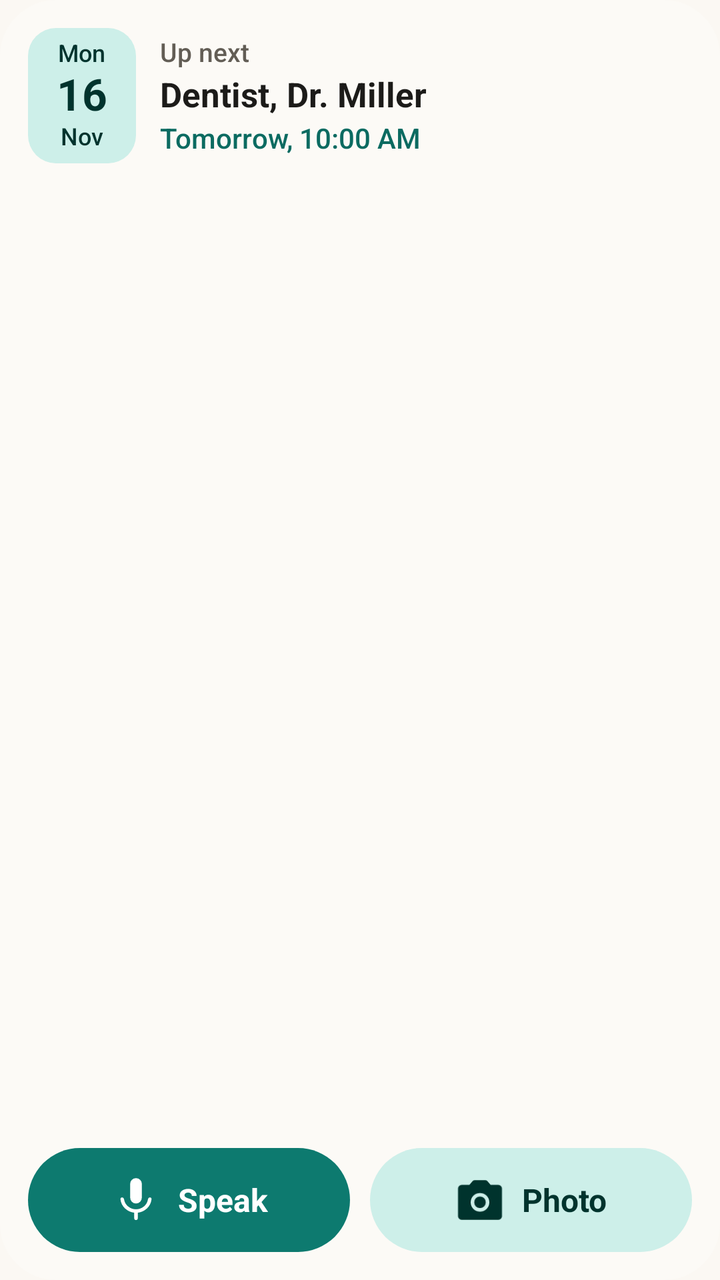
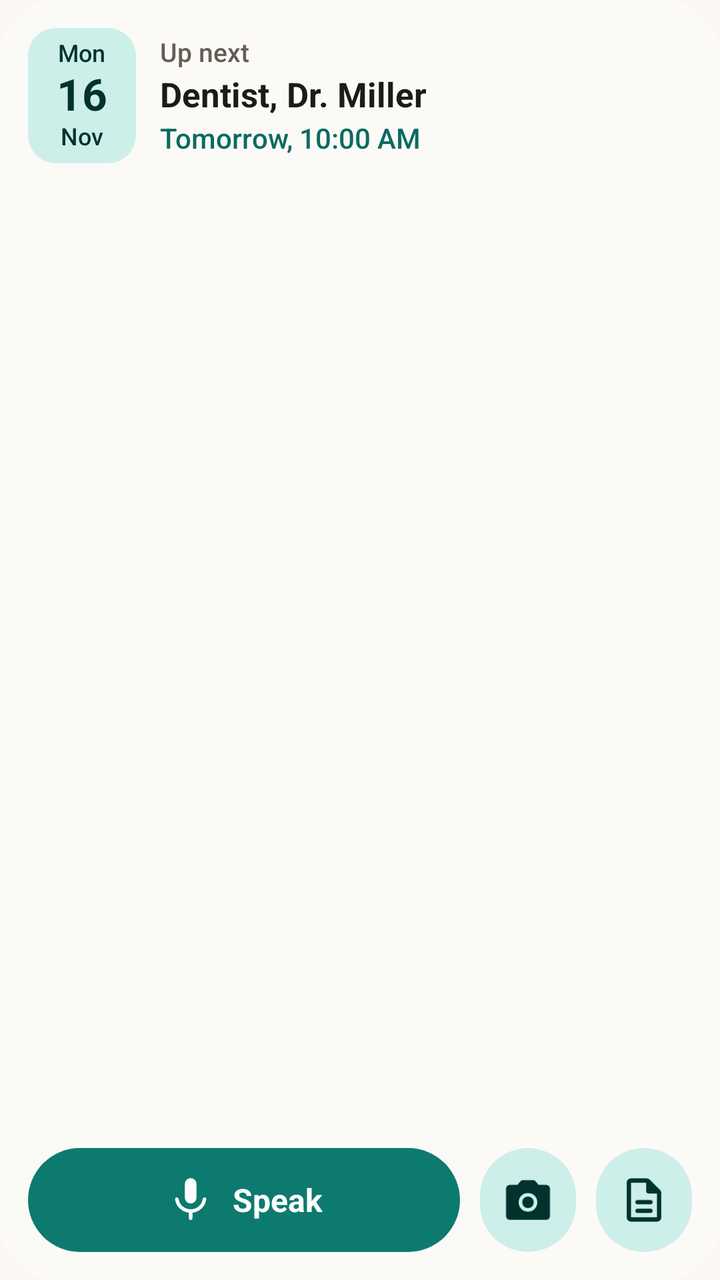

Two renders of the same Android screen: before a commit and after it. Below are the layout's source before the change and the commit's diff.
<!-- AndroidManifest.xml: application theme Theme.Merks -->
<!-- res/layout/widget_all_preview.xml -->
<?xml version="1.0" encoding="utf-8"?>
<LinearLayout xmlns:android="http://schemas.android.com/apk/res/android"
    xmlns:tools="http://schemas.android.com/tools"
    android:id="@android:id/background"
    android:layout_width="match_parent"
    android:layout_height="match_parent"
    android:background="@drawable/w_card"
    android:orientation="vertical"
    android:padding="14dp"
    tools:ignore="UseAppTint">

    <include layout="@layout/widget_next_head_sample" />

    
    <FrameLayout
        android:layout_width="match_parent"
        android:layout_height="0dp"
        android:layout_weight="1"
        android:minHeight="12dp"
        tools:ignore="UselessLeaf" />

    <LinearLayout
        android:id="@+id/all_buttons"
        android:layout_width="match_parent"
        android:layout_height="52dp"
        android:baselineAligned="false"
        android:orientation="horizontal">

        <LinearLayout
            android:id="@+id/all_speak"
            android:layout_width="0dp"
            android:layout_height="match_parent"
            android:layout_weight="1"
            android:background="@drawable/w_pill_primary"
            android:contentDescription="@string/speak"
            android:gravity="center"
            android:orientation="horizontal"
            android:paddingHorizontal="12dp">

            <ImageView
                android:layout_width="26dp"
                android:layout_height="26dp"
                android:importantForAccessibility="no"
                android:src="@drawable/w_ic_mic"
                android:tint="@color/w_on_primary" />

            <TextView
                android:id="@+id/all_speak_label"
                android:layout_width="wrap_content"
                android:layout_height="wrap_content"
                android:layout_marginStart="8dp"
                android:ellipsize="end"
                android:fontFamily="sans-serif"
                android:importantForAccessibility="no"
                android:maxLines="1"
                android:text="@string/speak"
                android:textColor="@color/w_on_primary"
                android:textSize="16sp"
                android:textStyle="bold" />
        </LinearLayout>

        <LinearLayout
            android:id="@+id/all_photo"
            android:layout_width="0dp"
            android:layout_height="match_parent"
            android:layout_marginStart="10dp"
            android:layout_weight="1"
            android:background="@drawable/w_pill_tonal"
            android:contentDescription="@string/photo"
            android:gravity="center"
            android:orientation="horizontal"
            android:paddingHorizontal="12dp">

            <ImageView
                android:layout_width="26dp"
                android:layout_height="26dp"
                android:importantForAccessibility="no"
                android:src="@drawable/w_ic_camera"
                android:tint="@color/w_on_tonal" />

            <TextView
                android:id="@+id/all_photo_label"
                android:layout_width="wrap_content"
                android:layout_height="wrap_content"
                android:layout_marginStart="8dp"
                android:ellipsize="end"
                android:fontFamily="sans-serif"
                android:importantForAccessibility="no"
                android:maxLines="1"
                android:text="@string/photo"
                android:textColor="@color/w_on_tonal"
                android:textSize="16sp"
                android:textStyle="bold" />
        </LinearLayout>
    </LinearLayout>
</LinearLayout>
<!-- res/layout/widget_next_head_sample.xml (included above) -->
<?xml version="1.0" encoding="utf-8"?>
<LinearLayout xmlns:android="http://schemas.android.com/apk/res/android"
    xmlns:tools="http://schemas.android.com/tools"
    android:id="@+id/next_head"
    android:layout_width="match_parent"
    android:layout_height="wrap_content"
    android:baselineAligned="false"
    android:gravity="center_vertical"
    android:orientation="horizontal"
    tools:ignore="UseAppTint">

    <LinearLayout
        android:id="@+id/next_badge"
        android:layout_width="wrap_content"
        android:layout_height="wrap_content"
        android:layout_marginEnd="12dp"
        android:background="@drawable/w_badge"
        android:gravity="center"
        android:importantForAccessibility="noHideDescendants"
        android:minWidth="54dp"
        android:minHeight="58dp"
        android:orientation="vertical"
        android:paddingHorizontal="4dp"
        android:paddingVertical="6dp">

        <TextView
            android:id="@+id/next_badge_weekday"
            android:text="@string/widget_sample_weekday"
            android:layout_width="wrap_content"
            android:layout_height="wrap_content"
            android:duplicateParentState="true"
            android:fontFamily="sans-serif-medium"
            android:includeFontPadding="false"
            android:maxLines="1"
            android:textColor="@color/w_badge_ink"
            android:textSize="12sp" />

        <TextView
            android:id="@+id/next_badge_day"
            android:text="@string/widget_sample_day"
            android:layout_width="wrap_content"
            android:layout_height="wrap_content"
            android:layout_marginVertical="1dp"
            android:duplicateParentState="true"
            android:fontFamily="sans-serif"
            android:includeFontPadding="false"
            android:maxLines="1"
            android:textColor="@color/w_badge_ink"
            android:textSize="22sp"
            android:textStyle="bold" />

        <TextView
            android:id="@+id/next_badge_month"
            android:text="@string/widget_sample_month"
            android:layout_width="wrap_content"
            android:layout_height="wrap_content"
            android:duplicateParentState="true"
            android:fontFamily="sans-serif-medium"
            android:includeFontPadding="false"
            android:maxLines="1"
            android:textColor="@color/w_badge_ink"
            android:textSize="12sp" />

        
        <ImageView
            android:id="@+id/next_badge_icon"
            android:layout_width="28dp"
            android:layout_height="28dp"
            android:importantForAccessibility="no"
            android:src="@drawable/w_ic_calendar"
            android:tint="@color/w_on_tonal"
            android:visibility="gone" />
    </LinearLayout>

    <LinearLayout
        android:id="@+id/next_texts"
        android:layout_width="0dp"
        android:layout_height="wrap_content"
        android:layout_weight="1"
        android:orientation="vertical">

        <TextView
            android:id="@+id/next_label"
            android:layout_width="match_parent"
            android:layout_height="wrap_content"
            android:layout_marginBottom="1dp"
            android:ellipsize="end"
            android:fontFamily="sans-serif-medium"
            android:maxLines="1"
            android:text="@string/next_up_label"
            android:textColor="@color/w_on_surface_variant"
            android:textSize="13sp" />

        
        <TextView
            android:id="@+id/next_day"
            android:layout_width="match_parent"
            android:layout_height="wrap_content"
            android:ellipsize="end"
            android:fontFamily="sans-serif-medium"
            android:maxLines="1"
            android:textColor="@color/w_accent"
            android:textSize="13sp"
            android:visibility="gone" />

        <TextView
            android:id="@+id/next_title"
            android:layout_width="match_parent"
            android:layout_height="wrap_content"
            android:ellipsize="end"
            android:fontFamily="sans-serif"
            android:maxLines="2"
            android:text="@string/widget_sample_title"
            android:textColor="@color/w_on_surface"
            android:textSize="17sp"
            android:textStyle="bold" />

        <TextView
            android:id="@+id/next_when"
            android:layout_width="match_parent"
            android:layout_height="wrap_content"
            android:layout_marginTop="1dp"
            android:ellipsize="end"
            android:fontFamily="sans-serif-medium"
            android:maxLines="1"
            android:textColor="@color/w_accent"
            android:text="@string/widget_sample_when"
            android:textSize="14sp" />
    </LinearLayout>
</LinearLayout>
<!-- resources referenced by this layout -->
<resources>
  <string name="photo">Photo</string>
  <style name="Theme.Merks" parent="Theme.Material3.DayNight.NoActionBar">
          <item name="colorPrimary">@color/m_primary</item>
          <item name="colorOnPrimary">@color/m_on_primary</item>
          <item name="colorPrimaryContainer">@color/m_primary_container</item>
          <item name="colorOnPrimaryContainer">@color/m_on_primary_container</item>
          <item name="colorSecondary">@color/m_secondary</item>
          <item name="colorOnSecondary">@color/m_on_secondary</item>
          <item name="colorSecondaryContainer">@color/m_secondary_container</item>
          <item name="colorOnSecondaryContainer">@color/m_on_secondary_container</item>
          <item name="android:colorBackground">@color/m_background</item>
          <item name="colorOnBackground">@color/m_on_background</item>
          <item name="colorSurface">@color/m_surface</item>
          <item name="colorOnSurface">@color/m_on_surface</item>
          <item name="colorSurfaceVariant">@color/m_surface_variant</item>
          <item name="colorOnSurfaceVariant">@color/m_on_surface_variant</item>
          <item name="colorSurfaceContainerLowest">@color/m_surface_container_lowest</item>
          <item name="colorSurfaceContainerLow">@color/m_surface_container_low</item>
          <item name="colorSurfaceContainer">@color/m_surface_container</item>
          <item name="colorSurfaceContainerHigh">@color/m_surface_container_high</item>
          <item name="colorSurfaceContainerHighest">@color/m_surface_container_highest</item>
          <item name="colorOutline">@color/m_outline</item>
          <item name="colorOutlineVariant">@color/m_outline_variant</item>
          <item name="colorError">@color/m_error</item>
          <item name="colorOnError">@color/m_on_error</item>
          <item name="colorSurfaceInverse">@color/m_inverse_surface</item>
          <item name="colorOnSurfaceInverse">@color/m_inverse_on_surface</item>
          <item name="colorPrimaryInverse">@color/m_inverse_primary</item>
  
          
          <item name="android:windowBackground">?android:attr/colorBackground</item>
          <item name="android:statusBarColor">?android:attr/colorBackground</item>
          <item name="android:navigationBarColor">?android:attr/colorBackground</item>
          <item name="android:windowLightStatusBar">@bool/light_bars</item>
          <item name="android:windowLightNavigationBar" tools:targetApi="27">@bool/light_bars</item>
  
          
          <item name="android:textAppearance">@style/TextAppearance.Merks.BodyLarge</item>
          <item name="textAppearanceHeadlineMedium">@style/TextAppearance.Merks.HeadlineMedium</item>
          <item name="textAppearanceHeadlineSmall">@style/TextAppearance.Merks.HeadlineSmall</item>
          <item name="textAppearanceTitleLarge">@style/TextAppearance.Merks.TitleLarge</item>
          <item name="textAppearanceTitleMedium">@style/TextAppearance.Merks.TitleMedium</item>
          <item name="textAppearanceTitleSmall">@style/TextAppearance.Merks.TitleSmall</item>
          <item name="textAppearanceBodyLarge">@style/TextAppearance.Merks.BodyLarge</item>
          <item name="textAppearanceBodyMedium">@style/TextAppearance.Merks.BodyMedium</item>
          <item name="textAppearanceBodySmall">@style/TextAppearance.Merks.BodySmall</item>
          <item name="textAppearanceLabelLarge">@style/TextAppearance.Merks.LabelLarge</item>
          <item name="textAppearanceLabelMedium">@style/TextAppearance.Merks.LabelMedium</item>
          <item name="textAppearanceLabelSmall">@style/TextAppearance.Merks.LabelSmall</item>
      </style>
  <!-- unchanged entries left out for length: 62 -->
</resources>

<!-- the commit's change to res/layout/widget_all_preview.xml (unified diff, before → after) -->
@@ -59,39 +59,35 @@
                 android:textStyle="bold" />
         </LinearLayout>
 
-        <LinearLayout
-            android:id="@+id/all_photo"
-            android:layout_width="0dp"
+        <FrameLayout
+            android:layout_width="48dp"
             android:layout_height="match_parent"
             android:layout_marginStart="10dp"
-            android:layout_weight="1"
-            android:background="@drawable/w_pill_tonal"
-            android:contentDescription="@string/photo"
-            android:gravity="center"
-            android:orientation="horizontal"
-            android:paddingHorizontal="12dp">
+            android:background="@drawable/w_pill_tonal">
 
             <ImageView
                 android:layout_width="26dp"
                 android:layout_height="26dp"
+                android:layout_gravity="center"
                 android:importantForAccessibility="no"
                 android:src="@drawable/w_ic_camera"
                 android:tint="@color/w_on_tonal" />
-
-            <TextView
-                android:id="@+id/all_photo_label"
-                android:layout_width="wrap_content"
-                android:layout_height="wrap_content"
-                android:layout_marginStart="8dp"
-                android:ellipsize="end"
-                android:fontFamily="sans-serif"
-                android:importantForAccessibility="no"
-                android:maxLines="1"
-                android:text="@string/photo"
-                android:textColor="@color/w_on_tonal"
-                android:textSize="16sp"
-                android:textStyle="bold" />
-        </LinearLayout>
+        </FrameLayout>
+
+        <FrameLayout
+            android:layout_width="48dp"
+            android:layout_height="match_parent"
+            android:layout_marginStart="10dp"
+            android:background="@drawable/w_pill_tonal">
+
+            <ImageView
+                android:layout_width="26dp"
+                android:layout_height="26dp"
+                android:layout_gravity="center"
+                android:importantForAccessibility="no"
+                android:src="@drawable/w_ic_file"
+                android:tint="@color/w_on_tonal" />
+        </FrameLayout>
     </LinearLayout>
 </LinearLayout>
 <!-- res/layout/widget_next_head_sample.xml (included above) -->
<!-- resource entries referenced after the edit -->
@@ -1,6 +1,18 @@
 <!-- resources referenced by this layout -->
 <resources>
-  <string name="photo">Photo</string>
+  <!-- drawable w_ic_file (drawable) -->
+  <?xml version="1.0" encoding="utf-8"?>
+  <vector xmlns:android="http://schemas.android.com/apk/res/android"
+      android:width="24dp"
+      android:height="24dp"
+      android:viewportWidth="960"
+      android:viewportHeight="960">
+      <group android:translateY="960">
+          <path
+              android:fillColor="#FFFFFF"
+              android:pathData="M360-240h240q17 0 28.5-11.5T640-280q0-17-11.5-28.5T600-320H360q-17 0-28.5 11.5T320-280q0 17 11.5 28.5T360-240Zm0-160h240q17 0 28.5-11.5T640-440q0-17-11.5-28.5T600-480H360q-17 0-28.5 11.5T320-440q0 17 11.5 28.5T360-400ZM240-80q-33 0-56.5-23.5T160-160v-640q0-33 23.5-56.5T240-880h287q16 0 30.5 6t25.5 17l194 194q11 11 17 25.5t6 30.5v447q0 33-23.5 56.5T720-80H240Zm280-560v-160H240v640h480v-440H560q-17 0-28.5-11.5T520-640ZM240-800v200-200 640-640Z" />
+      </group>
+  </vector>
   <style name="Theme.Merks" parent="Theme.Material3.DayNight.NoActionBar">
           <item name="colorPrimary">@color/m_primary</item>
           <item name="colorOnPrimary">@color/m_on_primary</item>
@@ -30,6 +42,17 @@
           <item name="colorPrimaryInverse">@color/m_inverse_primary</item>
   
           
+          <item name="merksWidgetSurface">@color/w_surface</item>
+          <item name="merksWidgetOnSurface">@color/w_on_surface</item>
+          <item name="merksWidgetOnSurfaceVariant">@color/w_on_surface_variant</item>
+          <item name="merksWidgetOutline">@color/w_outline</item>
+          <item name="merksWidgetPrimary">@color/w_primary</item>
+          <item name="merksWidgetOnPrimary">@color/w_on_primary</item>
+          <item name="merksWidgetTonal">@color/w_tonal</item>
+          <item name="merksWidgetOnTonal">@color/w_on_tonal</item>
+          <item name="merksWidgetAccent">@color/w_accent</item>
+  
+          
           <item name="android:windowBackground">?android:attr/colorBackground</item>
           <item name="android:statusBarColor">?android:attr/colorBackground</item>
           <item name="android:navigationBarColor">?android:attr/colorBackground</item>
@@ -50,6 +73,7 @@
           <item name="textAppearanceLabelMedium">@style/TextAppearance.Merks.LabelMedium</item>
           <item name="textAppearanceLabelSmall">@style/TextAppearance.Merks.LabelSmall</item>
       </style>
+  <color name="w_outline">#E6E0D6</color>
   <!-- unchanged entries left out for length: 62 -->
 </resources>
 
